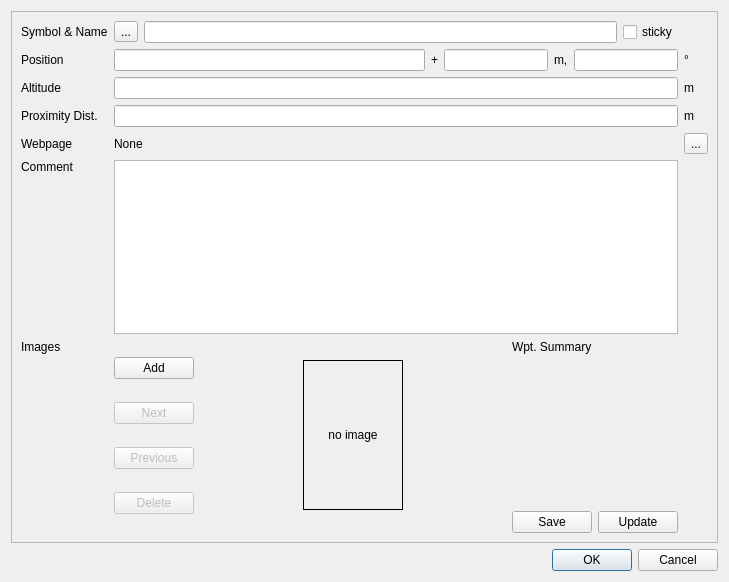
The window that src/IDlgEditWpt.ui (ntruchsess/QLandkarteGT) describes before a commit, drawn with Qt 5.
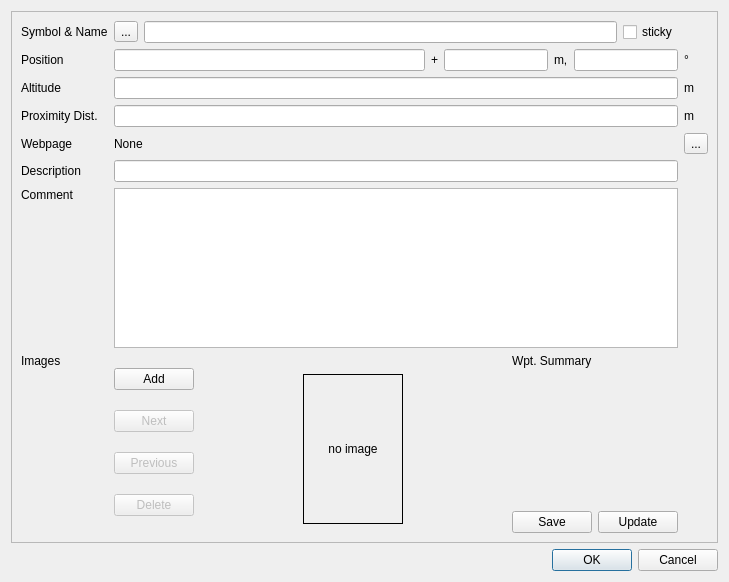
The same window after the commit.

Commit message: add description field to waypoint

What changed in the file:
```diff
--- a/src/IDlgEditWpt.ui
+++ b/src/IDlgEditWpt.ui
@@ -168,7 +168,7 @@
         </property>
        </widget>
       </item>
-      <item row="5" column="0">
+      <item row="6" column="0">
        <widget class="QLabel" name="label_5">
         <property name="text">
          <string>Comment</string>
@@ -178,7 +178,7 @@
         </property>
        </widget>
       </item>
-      <item row="5" column="1">
+      <item row="6" column="1">
        <widget class="QTextEdit" name="textComment">
         <property name="sizePolicy">
          <sizepolicy hsizetype="Expanding" vsizetype="Maximum">
@@ -191,7 +191,7 @@
         </property>
        </widget>
       </item>
-      <item row="6" column="0">
+      <item row="7" column="0">
        <widget class="QLabel" name="label_10">
         <property name="text">
          <string>Images</string>
@@ -201,7 +201,7 @@
         </property>
        </widget>
       </item>
-      <item row="6" column="1">
+      <item row="7" column="1">
        <layout class="QHBoxLayout">
         <item>
          <layout class="QVBoxLayout">
@@ -379,6 +379,16 @@
         </item>
        </layout>
       </item>
+      <item row="5" column="0">
+       <widget class="QLabel" name="label_6">
+        <property name="text">
+         <string>Description</string>
+        </property>
+       </widget>
+      </item>
+      <item row="5" column="1">
+       <widget class="QLineEdit" name="lineDesc"/>
+      </item>
      </layout>
     </widget>
    </item>
```
Left out of the diff: 3 changed lines with no effect on the pictures. The commit also changes 4 other files.
